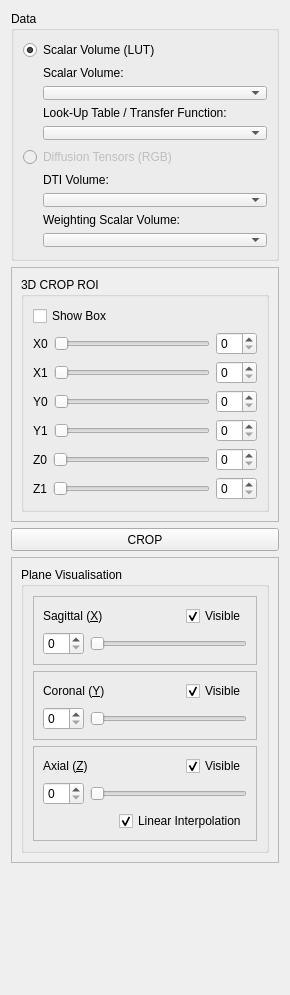
Above: branches/myusufoglu/plugins/testing/myusufoglu/Crop3D/Crop3D.ui from BackupTheBerlios/viste-tool-svn before the change. Below: the same form after it.
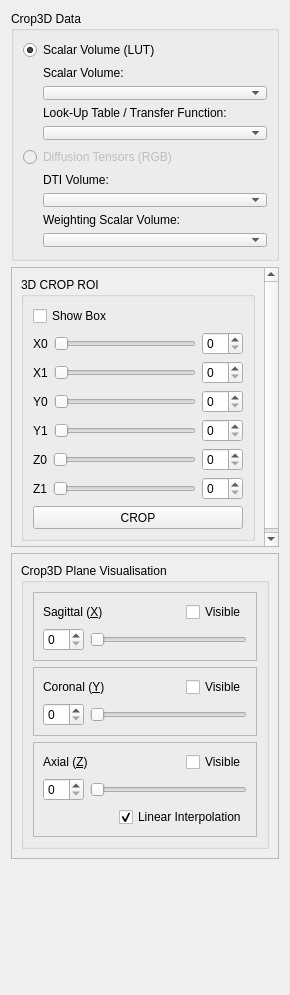
That is the form after the change.

```diff
--- a/branches/myusufoglu/plugins/testing/myusufoglu/Crop3D/Crop3D.ui
+++ b/branches/myusufoglu/plugins/testing/myusufoglu/Crop3D/Crop3D.ui
@@ -35,7 +35,7 @@
       </size>
      </property>
      <property name="title">
-      <string>Data</string>
+      <string>Crop3D Data</string>
      </property>
      <layout class="QVBoxLayout" name="verticalLayout_3">
       <item>
@@ -192,8 +192,8 @@
        <rect>
         <x>0</x>
         <y>0</y>
-        <width>270</width>
-        <height>248</height>
+        <width>253</width>
+        <height>277</height>
        </rect>
       </property>
       <layout class="QVBoxLayout" name="verticalLayout_2">
@@ -369,6 +369,25 @@
             </item>
            </layout>
           </item>
+          <item>
+           <widget class="QPushButton" name="cropButton">
+            <property name="minimumSize">
+             <size>
+              <width>0</width>
+              <height>23</height>
+             </size>
+            </property>
+            <property name="maximumSize">
+             <size>
+              <width>16777215</width>
+              <height>25</height>
+             </size>
+            </property>
+            <property name="text">
+             <string>CROP</string>
+            </property>
+           </widget>
+          </item>
          </layout>
         </widget>
        </item>
@@ -376,25 +395,6 @@
      </widget>
     </widget>
    </item>
-   <item>
-    <widget class="QPushButton" name="cropButton">
-     <property name="minimumSize">
-      <size>
-       <width>0</width>
-       <height>23</height>
-      </size>
-     </property>
-     <property name="maximumSize">
-      <size>
-       <width>16777215</width>
-       <height>25</height>
-      </size>
-     </property>
-     <property name="text">
-      <string>CROP</string>
-     </property>
-    </widget>
-   </item>
    <item>
     <widget class="QScrollArea" name="scrollArea_2">
      <property name="minimumSize">
@@ -431,7 +431,7 @@
           </size>
          </property>
          <property name="title">
-          <string>Plane Visualisation</string>
+          <string>Crop3D Plane Visualisation</string>
          </property>
          <layout class="QVBoxLayout" name="verticalLayout_5">
           <item>
@@ -486,7 +486,7 @@
                   <string>Visible</string>
                  </property>
                  <property name="checked">
-                  <bool>true</bool>
+                  <bool>false</bool>
                  </property>
                 </widget>
                </item>
@@ -567,7 +567,7 @@
                   <string>Visible</string>
                  </property>
                  <property name="checked">
-                  <bool>true</bool>
+                  <bool>false</bool>
                  </property>
                 </widget>
                </item>
@@ -648,7 +648,7 @@
                   <string>Visible</string>
                  </property>
                  <property name="checked">
-                  <bool>true</bool>
+                  <bool>false</bool>
                  </property>
                 </widget>
                </item>
```
Left out of the diff: 160 changed lines with no effect on the pictures.
